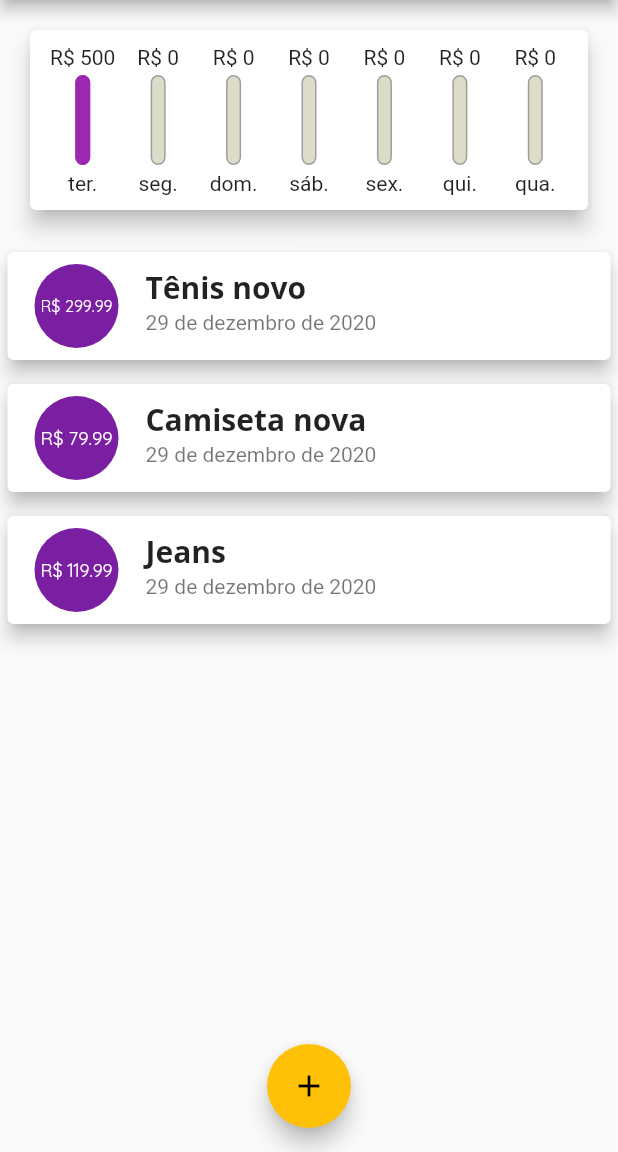
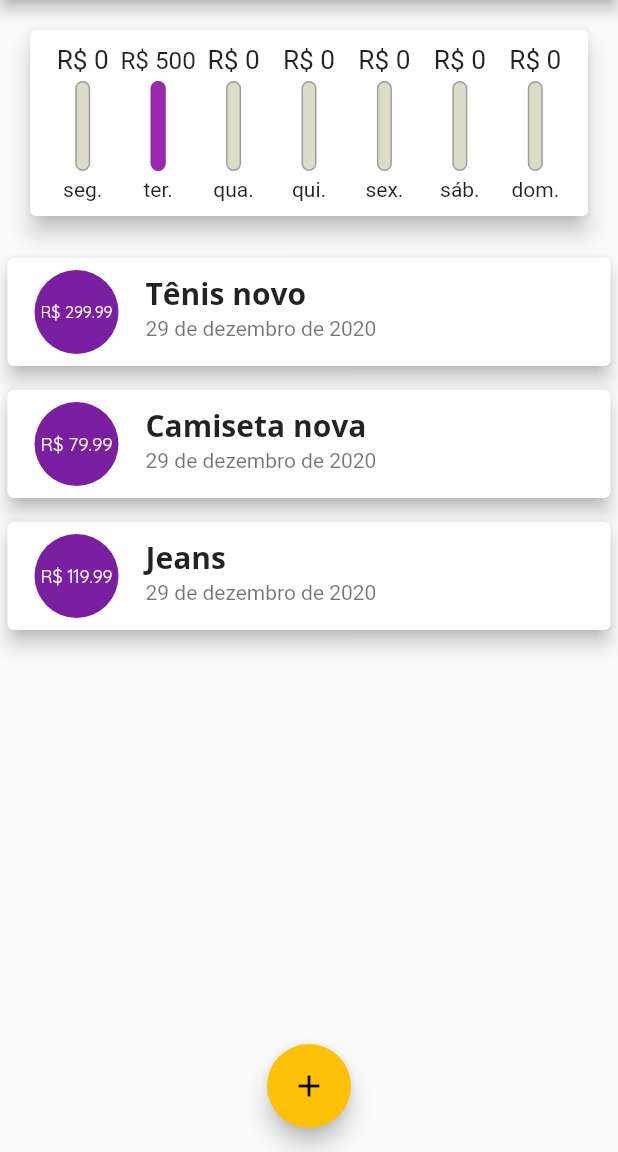
Before and after one commit to zigante/expense_planner, a Flutter app: the screen it shows after launch, on a phone screen of 412 x 824 dp, the part 84-1236 px from its top. Run offline on Flutter 3.47's test engine with Material 2 defaults, Android fonts, the phone set to English and light mode, and no system bars.

Commit message:
sort charts by weekday

```diff
--- a/lib/models/grouped_transaction.dart
+++ b/lib/models/grouped_transaction.dart
@@ -3,9 +3,11 @@ import 'package:flutter/material.dart';
 class GroupTransaction {
   final String day;
   final double amount;
+  final int index;
 
   GroupTransaction({
     @required this.day,
     @required this.amount,
+    @required this.index,
   });
 }
--- a/lib/widgets/chart.dart
+++ b/lib/widgets/chart.dart
@@ -11,7 +11,7 @@ class Chart extends StatelessWidget {
   Chart(this._recentTransactiontions);
 
   List<GroupTransaction> get groupedTransactions {
-    return List.generate(7, (index) {
+    final list = List.generate(7, (index) {
       final weekDay = DateTime.now().subtract(Duration(days: index));
       double totalAmount = 0;
       for (int i = 0; i < this._recentTransactiontions.length; i++) {
@@ -24,8 +24,11 @@ class Chart extends StatelessWidget {
         }
       }
 
-      return GroupTransaction(amount: totalAmount, day: DateFormat.E('pt_BR').format(weekDay));
+      return GroupTransaction(amount: totalAmount, day: DateFormat.E('pt_BR').format(weekDay), index: weekDay.weekday);
     });
+
+    list.sort((a, b) => a.index.compareTo(b.index));
+    return list.toList();
   }
 
   double get maxSpending {
--- a/lib/widgets/chart_bar.dart
+++ b/lib/widgets/chart_bar.dart
@@ -10,7 +10,10 @@ class ChartBar extends StatelessWidget {
   Widget build(BuildContext context) {
     return Column(
       children: [
-        FittedBox(child: Text('R\$ ${this.amount.toStringAsFixed(0)}')),
+        Container(
+          height: 20,
+          child: FittedBox(child: Text('R\$ ${this.amount.toStringAsFixed(0)}')),
+        ),
         SizedBox(height: 4),
         Container(
             height: 60,
```
